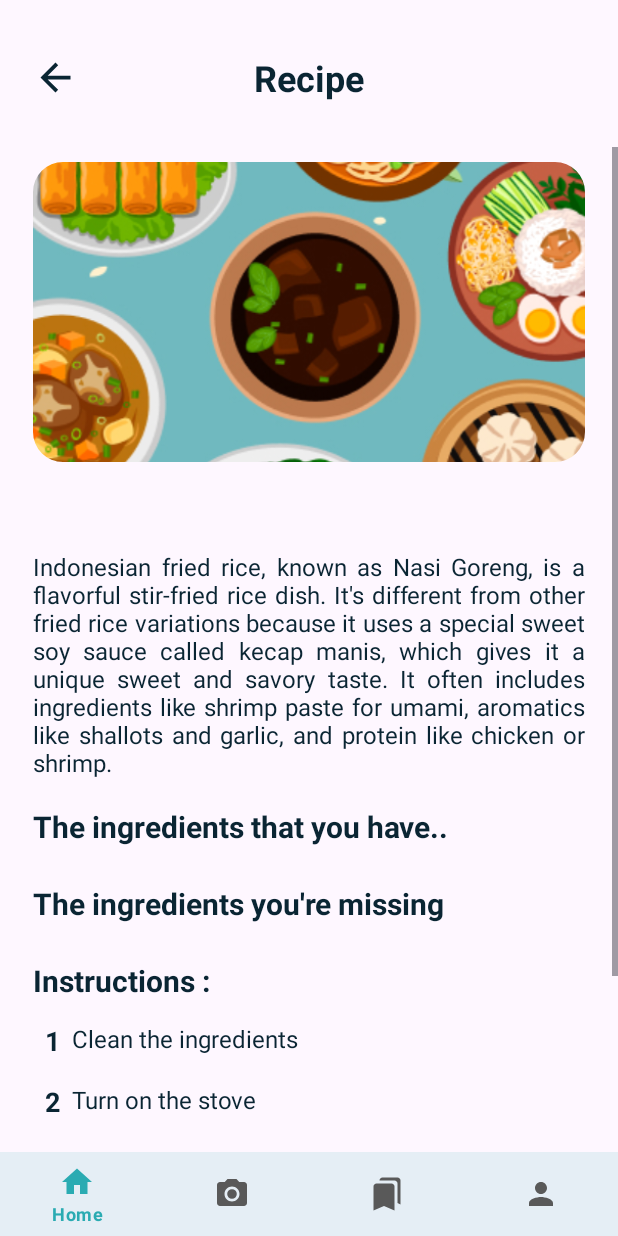
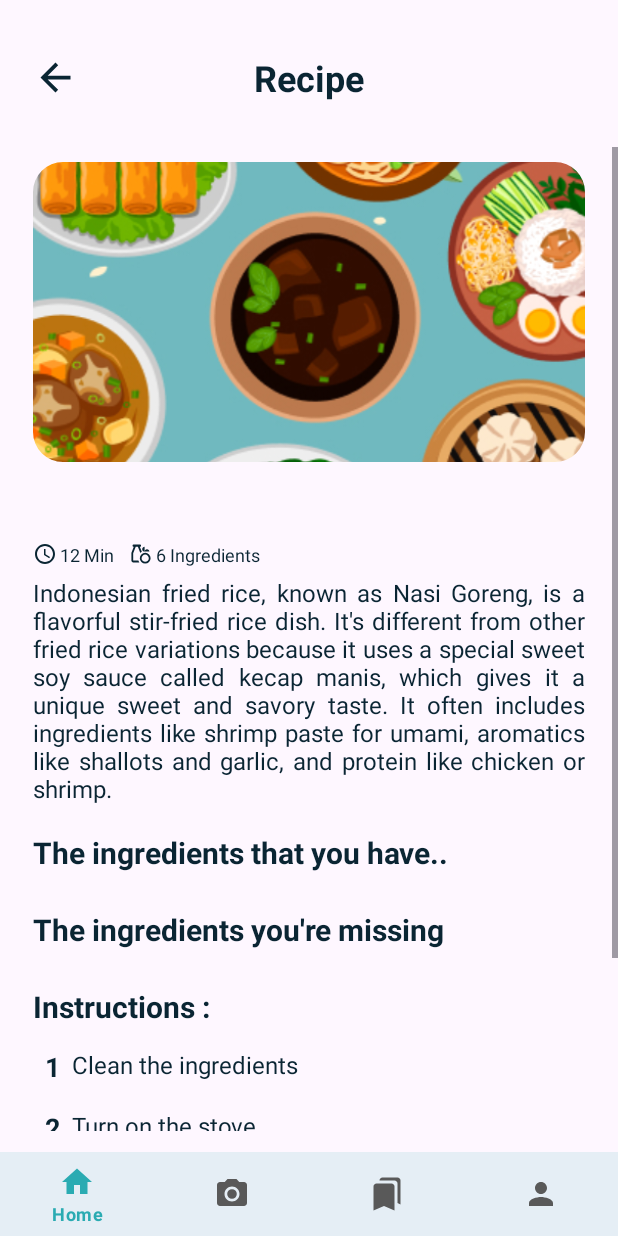
Before and after one commit to Reseepe/Reseepe-MD, an Android app: the DetailRecipeFragment screen opened through its navigation route, on a phone screen of 412 x 824 dp. Run offline under Robolectric (Android 15) with nearby library versions, the phone set to English and light mode, and no system bars; our stand-ins replace FlexboxLayout, navigation-ui; 5 statements that could not run were skipped.

Commit message:
Modify detail recipe UI

```diff
--- a/app/src/main/java/com/capstone/reseepe/ui/result/ResultFragment.kt
+++ b/app/src/main/java/com/capstone/reseepe/ui/result/ResultFragment.kt
@@ -5,6 +5,7 @@ import androidx.fragment.app.Fragment
 import android.view.LayoutInflater
 import android.view.View
 import android.view.ViewGroup
+import androidx.navigation.fragment.findNavController
 import androidx.recyclerview.widget.GridLayoutManager
 import androidx.recyclerview.widget.LinearLayoutManager
 import com.capstone.reseepe.R
@@ -28,6 +29,10 @@ class ResultFragment : Fragment() {
 
         _binding = FragmentResultBinding.inflate(inflater, container, false)
         val root: View = binding.root
+
+        binding.backButton.setOnClickListener {
+            findNavController().navigateUp()
+        }
 
         // Set up RecyclerView with FlexboxLayoutManager
         val flexboxLayoutManager = FlexboxLayoutManager(context)
--- a/app/src/main/res/layout/fragment_detail_recipe.xml
+++ b/app/src/main/res/layout/fragment_detail_recipe.xml
@@ -81,19 +81,51 @@
                 tools:text="Indonesian Fried Rice" />
 
             <TextView
+                android:id="@+id/duration"
+                android:layout_width="wrap_content"
+                android:layout_height="match_parent"
+                android:layout_marginStart="22dp"
+                android:layout_marginEnd="22dp"
+                android:drawableLeft="@drawable/baseline_time_24"
+                android:drawableTint="@color/primary_900"
+                android:text="@string/recipe_duration"
+                android:textSize="12sp"
+                android:textColor="@color/primary_900"
+                android:gravity="center_vertical"
+                app:layout_constraintStart_toStartOf="parent"
+                app:layout_constraintTop_toBottomOf="@+id/tv_name"
+                android:drawablePadding="2dp"/>
+
+            <TextView
+                android:id="@+id/ingredients_quantity"
+                android:layout_width="wrap_content"
+                android:layout_height="match_parent"
+                android:layout_marginStart="10dp"
+                app:layout_constraintStart_toEndOf="@id/duration"
+                app:layout_constraintTop_toBottomOf="@+id/tv_name"
+                android:drawableLeft="@drawable/baseline_grocery_24"
+                android:drawableTint="@color/primary_900"
+                android:textSize="12sp"
+                android:text="@string/recipe_ingredients_qty"
+                android:textColor="@color/primary_900"
+                android:gravity="center_vertical"
+                android:drawablePadding="2dp"/>
+
+            <TextView
                 android:id="@+id/tv_desc"
                 android:layout_width="match_parent"
                 android:layout_height="wrap_content"
                 android:layout_marginStart="22dp"
-                android:layout_marginTop="5dp"
+                android:layout_marginTop="6dp"
                 android:layout_marginEnd="22dp"
+                android:justificationMode="inter_word"
+                android:text="@string/desc_ex"
+                android:textColor="@color/primary_900"
                 android:textSize="16sp"
-                android:textColor="@color/primary_900"
-                android:justificationMode="inter_word"
                 app:layout_constraintEnd_toEndOf="parent"
+                app:layout_constraintHorizontal_bias="0.0"
                 app:layout_constraintStart_toStartOf="parent"
-                app:layout_constraintTop_toBottomOf="@+id/tv_name"
-                android:text="@string/desc_ex"
+                app:layout_constraintTop_toBottomOf="@+id/duration"
                 tools:ignore="UnusedAttribute" />
 
             <TextView
--- a/app/src/main/res/layout/item_recipe_card.xml
+++ b/app/src/main/res/layout/item_recipe_card.xml
@@ -29,6 +29,19 @@
             card_view:shapeAppearance="@style/RoundedSquare"
             tools:ignore="MissingConstraints" />
 
+            <com.google.android.material.floatingactionbutton.FloatingActionButton
+                android:id="@+id/floatingActionButton"
+                android:layout_width="wrap_content"
+                android:layout_height="wrap_content"
+                card_view:layout_constraintEnd_toEndOf="parent"
+                card_view:layout_constraintTop_toTopOf="parent"
+                android:src="@drawable/baseline_bookmark_border_24"
+                android:tint="@color/primary_400"
+                android:backgroundTint="@color/white"
+                android:layout_marginEnd="5dp"
+                android:layout_marginTop="5dp"
+                card_view:fabSize="mini" />
+
         <TextView
             android:id="@+id/tv_item_name"
             android:layout_width="0dp"
```
